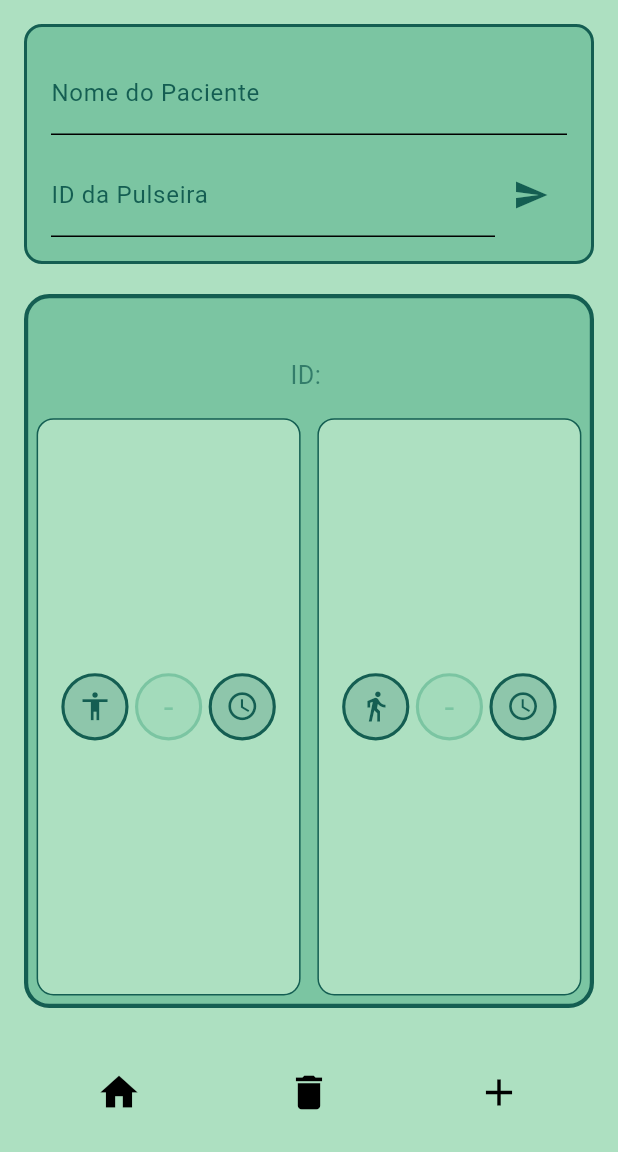
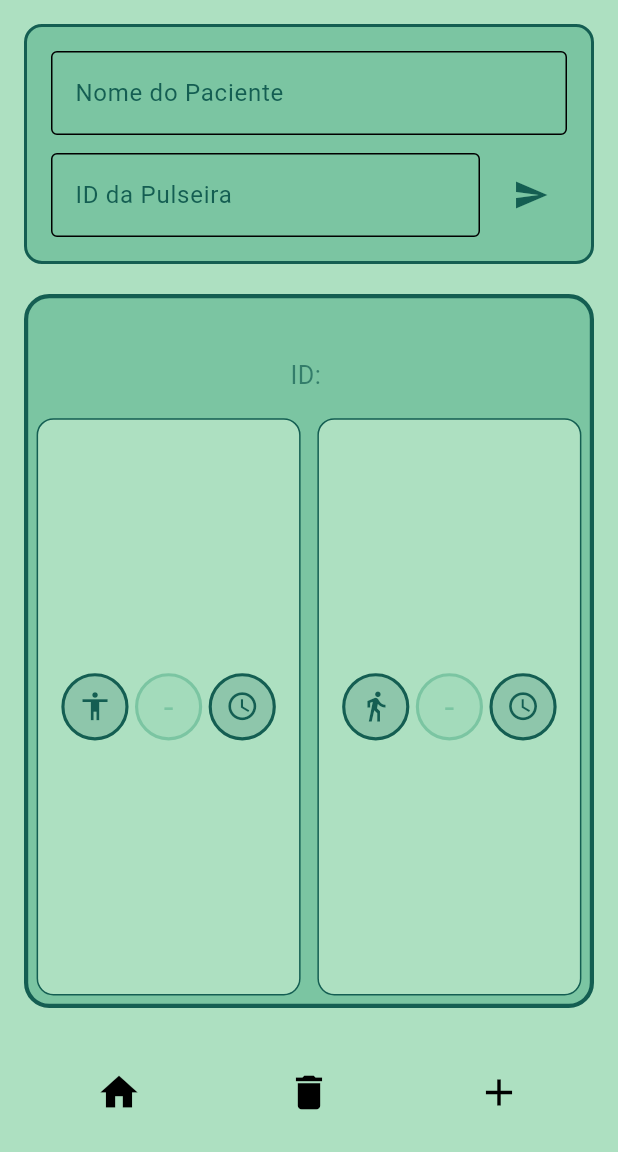
Before and after one commit to GuilhermeBn198/shiftsense, a Flutter app: the screen it shows after launch, item 3 of the bottom bar chosen, after a tap on the "send" icon, on a phone screen of 412 x 824 dp, the part 84-1236 px from its top. Run offline on Flutter 3.47's test engine with Material 3 defaults, Android fonts, the phone set to English and light mode, and no system bars; our stand-ins replace hive, hive_flutter; missing offline and left inert: mqtt_client; accounts and stored records are empty.

Commit message:
feat(app): ligacao mqtt finalizada

```diff
--- a/flutter/shiftsense/lib/main.dart
+++ b/flutter/shiftsense/lib/main.dart
@@ -1,9 +1,18 @@
 import 'package:flutter/material.dart';
+import 'package:hive_flutter/hive_flutter.dart';
+import 'models/adapters.dart';
+import 'models/pulseira_model.dart';
 import 'pages/home_page.dart';
 import 'pages/landing_page.dart';
 import 'pages/add_pulseiras_page.dart';
 
-void main() => runApp(MyApp());
+void main() async {
+  WidgetsFlutterBinding.ensureInitialized();
+  await Hive.initFlutter();
+  Hive.registerAdapter(PatientDataAdapter());
+  Hive.registerAdapter(SensorInfoAdapter());
+  runApp(MyApp());
+}
 
 class MyApp extends StatelessWidget {
   @override
--- a/flutter/shiftsense/lib/models/pulseira_model.dart
+++ b/flutter/shiftsense/lib/models/pulseira_model.dart
@@ -3,7 +3,7 @@ import 'package:flutter/material.dart';
 class PatientData {
   final String name;
   final String id;
-  final Map<String, dynamic> sensorData;
+  final Map<String, SensorInfo> sensorData;
 
   PatientData({
     required this.name,
--- a/flutter/shiftsense/lib/pages/add_pulseiras_page.dart
+++ b/flutter/shiftsense/lib/pages/add_pulseiras_page.dart
@@ -1,10 +1,11 @@
 import 'dart:convert';
 import 'package:flutter/material.dart';
+import '../services/mqtt_service.dart';
+import '../services/patient_repository.dart';
 import '../widgets/header_bar.dart';
 import '../widgets/footer_bar.dart';
 import '../widgets/patient_data_box.dart';
 import '../models/pulseira_model.dart';
-import '../services/mqtt_service.dart';
 
 class AddPulseirasPage extends StatefulWidget {
   @override
@@ -17,11 +18,17 @@ class _AddPulseirasPageState extends State<AddPulseirasPage> {
   late MQTTService _mqttService;
   SensorInfo? _armData;
   SensorInfo? _legData;
+  final PatientRepository _repository = PatientRepository();
+  bool _isSubscribed = false;
+  bool _mqttConnected = false;
+  bool _connecting = true; // Flag para indicar que está tentando conectar
+  String? _connectionError;
 
   @override
   void initState() {
     super.initState();
     _initializeMQTT();
+    _repository.init(); // Inicializa a box do Hive
   }
 
   void _initializeMQTT() {
@@ -33,20 +40,40 @@ class _AddPulseirasPageState extends State<AddPulseirasPage> {
       port: 8883,
       onMessageReceived: _handleTestData,
     );
-    _mqttService.connect();
+
+    // Inicia a conexão e define um timeout de 30 segundos
+    _mqttService.connect().then((_) {
+      setState(() {
+        _mqttConnected = true;
+        _connecting = false;
+      });
+    }).timeout(Duration(seconds: 30), onTimeout: () {
+      setState(() {
+        _connecting = false;
+        _connectionError = 'Tempo de conexão esgotado (30s). Verifique sua rede e configurações.';
+      });
+      _mqttService.disconnect();
+    }).catchError((e) {
+      setState(() {
+        _connecting = false;
+        _connectionError = 'Erro na conexão MQTT: $e';
+      });
+    });
   }
 
   void _handleTestData(String topic, String message) {
-    setState(() {
     try {
       final jsonData = jsonDecode(message);
-        final direction = jsonData['position'];
-        final timeInPosition = jsonData['time_in_position'];
+      final direction = jsonData['position']?.toString() ?? '-';
+      final duration = jsonData['time_in_position']?.toString() ?? '0';
 
+      setState(() {
         final sensorInfo = SensorInfo(
           direction: direction,
-          duration: '${timeInPosition}s',
-          icon: topic.contains('braco') ? Icons.accessibility : Icons.directions_walk,
+          duration: '${duration}s',
+          icon: topic.contains('braco')
+              ? Icons.accessibility
+              : Icons.directions_walk,
         );
 
         if (topic.contains('braco')) {
@@ -54,31 +81,47 @@ class _AddPulseirasPageState extends State<AddPulseirasPage> {
         } else {
           _legData = sensorInfo;
         }
+      });
     } catch (e) {
-        print('Erro ao decodificar JSON: $e');
+      print('Erro ao processar mensagem: $e');
     }
-    });
   }
 
   void _sendTestSubscription() {
     final patientId = _patientIdController.text;
-    if (patientId.isNotEmpty) {
+    if (patientId.isNotEmpty && !_isSubscribed) {
+      if (!_mqttConnected) {
+        ScaffoldMessenger.of(context).showSnackBar(
+          SnackBar(content: Text('MQTT não está conectado. Aguarde...')),
+        );
+        return;
+      }
       _mqttService.subscribe('$patientId/braco');
       _mqttService.subscribe('$patientId/perna');
+      setState(() => _isSubscribed = true);
     }
   }
 
-  void _confirmAddition() {
+  void _confirmAddition() async {
+    if (_nameController.text.isEmpty || _patientIdController.text.isEmpty) {
+      ScaffoldMessenger.of(context).showSnackBar(
+        SnackBar(content: Text('Preencha todos os campos!')),
+      );
+      return;
+    }
+
     final newPatient = PatientData(
       name: _nameController.text,
       id: _patientIdController.text,
       sensorData: {
-        'braco': _armData ?? SensorInfo(
+        'braco': _armData ??
+            SensorInfo(
               direction: '-',
               duration: '0s',
               icon: Icons.accessibility,
             ),
-        'perna': _legData ?? SensorInfo(
+        'perna': _legData ??
+            SensorInfo(
               direction: '-',
               duration: '0s',
               icon: Icons.directions_walk,
@@ -86,12 +129,21 @@ class _AddPulseirasPageState extends State<AddPulseirasPage> {
       },
     );
 
+    try {
+      await _repository.savePatient(newPatient);
       Navigator.pop(context, newPatient);
+    } catch (e) {
+      ScaffoldMessenger.of(context).showSnackBar(
+        SnackBar(content: Text('Erro ao salvar paciente: $e')),
+      );
+    }
   }
 
   @override
   void dispose() {
     _mqttService.disconnect();
+    _nameController.dispose();
+    _patientIdController.dispose();
     super.dispose();
   }
 
@@ -99,25 +151,31 @@ class _AddPulseirasPageState extends State<AddPulseirasPage> {
   Widget build(BuildContext context) {
     return Scaffold(
       appBar: HeaderBar(showLogo: true),
-      backgroundColor: Color(0xFFade0c1),
-      body: Padding(
-        padding: EdgeInsets.all(16),
+      backgroundColor: const Color(0xFFade0c1),
+      body: _connecting
+          ? Center(child: CircularProgressIndicator())
+          : _connectionError != null
+              ? Center(child: Text(_connectionError!))
+              : Padding(
+                  padding: const EdgeInsets.all(16),
                   child: Column(
                     children: [
                       _buildInputForm(),
-            SizedBox(height: 20),
+                      const SizedBox(height: 20),
                       Expanded(
                         child: PatientDataBox(
                           patient: PatientData(
                             name: _nameController.text,
                             id: _patientIdController.text,
                             sensorData: {
-                    'braco': _armData ?? SensorInfo(
+                              'braco': _armData ??
+                                  SensorInfo(
                                     direction: '-',
                                     duration: '0s',
                                     icon: Icons.accessibility,
                                   ),
-                    'perna': _legData ?? SensorInfo(
+                              'perna': _legData ??
+                                  SensorInfo(
                                     direction: '-',
                                     duration: '0s',
                                     icon: Icons.directions_walk,
@@ -142,35 +200,41 @@ class _AddPulseirasPageState extends State<AddPulseirasPage> {
   Widget _buildInputForm() {
     return Container(
       decoration: BoxDecoration(
-        color: Color(0xFF7bc5a2),
+        color: const Color(0xFF7bc5a2),
         borderRadius: BorderRadius.circular(12),
-        border: Border.all(color: Color(0xFF145e52), width: 2),
+        border: Border.all(color: const Color(0xFF145e52), width: 2),
       ),
-      padding: EdgeInsets.all(16),
+      padding: const EdgeInsets.all(16),
       child: Column(
         children: [
           TextField(
             controller: _nameController,
-            decoration: InputDecoration(
+            decoration: const InputDecoration(
               labelText: 'Nome do Paciente',
               labelStyle: TextStyle(color: Color(0xFF145e52)),
+              border: OutlineInputBorder(),
             ),
           ),
-          SizedBox(height: 12),
+          const SizedBox(height: 12),
           Row(
             children: [
               Expanded(
                 child: TextField(
                   controller: _patientIdController,
-                  decoration: InputDecoration(
+                  decoration: const InputDecoration(
                     labelText: 'ID da Pulseira',
                     labelStyle: TextStyle(color: Color(0xFF145e52)),
+                    border: OutlineInputBorder(),
                   ),
                 ),
               ),
+              const SizedBox(width: 10),
               IconButton(
-                icon: Icon(Icons.send, color: Color(0xFF145e52)),
-                onPressed: _sendTestSubscription,
+                icon: Icon(
+                  Icons.send,
+                  color: _isSubscribed ? Colors.grey : const Color(0xFF145e52),
+                ),
+                onPressed: _isSubscribed ? null : _sendTestSubscription,
               ),
             ],
           ),
--- a/flutter/shiftsense/lib/pages/landing_page.dart
+++ b/flutter/shiftsense/lib/pages/landing_page.dart
@@ -1,6 +1,9 @@
+import 'dart:async';
 import 'dart:convert';
 import 'package:flutter/material.dart';
+import 'package:hive/hive.dart';
 import '../services/mqtt_service.dart';
+import '../services/patient_repository.dart';
 import '../widgets/patient_data_box.dart';
 import '../widgets/header_bar.dart';
 import '../widgets/footer_bar.dart';
@@ -12,18 +15,42 @@ class LandingPage extends StatefulWidget {
 }
 
 class _LandingPageState extends State<LandingPage> {
-  final List<PatientData> _patients = [];
+  final PatientRepository _repository = PatientRepository();
+  List<PatientData> _patients = [];
   late MQTTService _mqttService;
   bool _showDelete = false;
+  bool _mqttConnected = false;
+  bool _loading = true;
+  String? _errorMessage;
   final Map<String, List<String>> _subscriptions = {};
 
   @override
   void initState() {
     super.initState();
-    _initializeMQTT();
+    _initializeServices();
   }
 
-  void _initializeMQTT() {
+  Future<void> _initializeServices() async {
+    try {
+      await _repository.init();
+      await _loadPatients();
+      await _initializeMQTT();
+    } catch (e) {
+      setState(() {
+        _errorMessage = 'Erro ao inicializar: $e';
+        _loading = false;
+      });
+    }
+  }
+
+  Future<void> _loadPatients() async {
+    final patients = await _repository.getAllPatients();
+    setState(() {
+      _patients = patients;
+    });
+  }
+
+  Future<void> _initializeMQTT() async {
     _mqttService = MQTTService(
       server: '07356c1b41e34d65a6152a202151c24d.s1.eu.hivemq.cloud',
       clientId: 'flutter_client_${DateTime.now().millisecondsSinceEpoch}',
@@ -32,46 +59,83 @@ class _LandingPageState extends State<LandingPage> {
       port: 8883,
       onMessageReceived: _handleMQTTMessage,
     );
-    _mqttService.connect();
+
+    try {
+      await _mqttService.connect();
+      setState(() {
+        _mqttConnected = true;
+        _loading = false;
+      });
+
+      // Inscreve nos tópicos dos pacientes existentes
+      for (final patient in _patients) {
+        _subscribeToPatientTopics(patient.id);
+      }
+    } catch (e) {
+      setState(() {
+        _errorMessage = 'Erro na conexão MQTT: $e';
+        _loading = false;
+      });
+    }
   }
 
-  void _handleMQTTMessage(String topic, String message) {
-    setState(() {
+  void _handleMQTTMessage(String topic, String message) async {
+    try {
+      final jsonData = jsonDecode(message);
       final parts = topic.split('/');
       if (parts.length != 2) return;
 
       final patientId = parts[0];
       final limb = parts[1];
 
+      // Procura o paciente ou cria um novo
+      PatientData existingPatient;
       try {
-        final jsonData = jsonDecode(message);
-        final direction = jsonData['position'];
-        final timeInPosition = jsonData['time_in_position'];
-
-        // Procura o paciente ou cria um novo se não existir
-        final existingPatient = _patients.firstWhere(
-          (p) => p.id == patientId,
-          orElse: () {
-            final newPatient = PatientData(
-              name: 'Paciente $patientId',
-              id: patientId,
-              sensorData: {},
-            );
-            _patients.add(newPatient);
-            _subscribeToPatientTopics(patientId);
-            return newPatient;
+        existingPatient = _patients.firstWhere((p) => p.id == patientId);
+      } catch (e) {
+        existingPatient = PatientData(
+          name: 'Paciente $patientId',
+          id: patientId,
+          sensorData: {
+            'braco': SensorInfo(
+              direction: '-',
+              duration: '0s',
+              icon: Icons.accessibility,
+            ),
+            'perna': SensorInfo(
+              direction: '-',
+              duration: '0s',
+              icon: Icons.directions_walk,
+            ),
           },
         );
+        _patients.add(existingPatient);
+        _subscribeToPatientTopics(patientId);
+      }
 
-        existingPatient.sensorData[limb] = SensorInfo(
-          direction: direction,
-          duration: '${timeInPosition}s',
-          icon: limb == 'braco' ? Icons.accessibility : Icons.directions_walk,
-        );
-      } catch (e) {
-        print('Erro ao decodificar JSON: $e');
-      }
-    });
+      // Atualiza os dados do sensor
+      final updatedPatient = PatientData(
+        name: existingPatient.name,
+        id: existingPatient.id,
+        sensorData: Map<String, SensorInfo>.from(existingPatient.sensorData),
+      );
+
+      updatedPatient.sensorData[limb] = SensorInfo(
+        direction: jsonData['position'],
+        duration: '${jsonData['time_in_position']}s',
+        icon: limb == 'braco'
+            ? Icons.accessibility
+            : Icons.directions_walk,
+      );
+
+      await _repository.savePatient(updatedPatient);
+
+      setState(() {
+        _patients = _patients.map((p) => p.id == patientId ? updatedPatient : p).toList();
+      });
+    } catch (e) {
+      print('Erro ao processar mensagem: $e');
+    }
   }
 
   void _subscribeToPatientTopics(String patientId) {
@@ -88,21 +152,13 @@ class _LandingPageState extends State<LandingPage> {
   }
 
   void _toggleDeleteMode() {
-    setState(() {
-      _showDelete = !_showDelete;
-    });
+    setState(() => _showDelete = !_showDelete);
   }
 
-  void _deletePatient(int index) {
+  void _deletePatient(int index) async {
     final patientId = _patients[index].id;
-    _subscriptions[patientId]?.forEach((topic) {
-      _mqttService.unsubscribe(topic);
-    });
-    _subscriptions.remove(patientId);
-
-    setState(() {
-      _patients.removeAt(index);
-    });
+    await _repository.deletePatient(patientId);
+    setState(() => _patients.removeAt(index));
   }
 
   @override
@@ -113,12 +169,40 @@ class _LandingPageState extends State<LandingPage> {
 
   @override
   Widget build(BuildContext context) {
+    if (_loading) {
+      return Scaffold(
+        backgroundColor: const Color(0xFFade0c1),
+        body: Center(
+          child: Column(
+            mainAxisAlignment: MainAxisAlignment.center,
+            children: [
+              CircularProgressIndicator(),
+              SizedBox(height: 20),
+              Text('Conectando ao MQTT...'),
+            ],
+          ),
+        ),
+      );
+    }
+
+    if (_errorMessage != null) {
+      return Scaffold(
+        backgroundColor: const Color(0xFFade0c1),
+        body: Center(
+          child: Text(
+            _errorMessage!,
+            style: TextStyle(color: Colors.red),
+          ),
+        ),
+      );
+    }
+
     return Scaffold(
       appBar: HeaderBar(showLogo: true),
-      backgroundColor: Color(0xFFade0c1),
+      backgroundColor: const Color(0xFFade0c1),
       body: GridView.builder(
-        padding: EdgeInsets.all(16),
-        gridDelegate: SliverGridDelegateWithFixedCrossAxisCount(
+        padding: const EdgeInsets.all(16),
+        gridDelegate: const SliverGridDelegateWithFixedCrossAxisCount(
           crossAxisCount: 2,
           mainAxisSpacing: 12,
           crossAxisSpacing: 12,
@@ -138,12 +222,12 @@ class _LandingPageState extends State<LandingPage> {
                 child: GestureDetector(
                   onTap: () => _deletePatient(index),
                   child: Container(
-                    decoration: BoxDecoration(
+                    decoration: const BoxDecoration(
                       color: Colors.red,
                       shape: BoxShape.circle,
                     ),
-                    padding: EdgeInsets.all(4),
-                    child: Icon(
+                    padding: const EdgeInsets.all(4),
+                    child: const Icon(
                       Icons.close,
                       color: Colors.white,
                       size: 20,
--- a/flutter/shiftsense/lib/services/mqtt_service.dart
+++ b/flutter/shiftsense/lib/services/mqtt_service.dart
@@ -1,47 +1,53 @@
+import 'dart:io';
 import 'package:mqtt_client/mqtt_client.dart';
 import 'package:mqtt_client/mqtt_server_client.dart';
 
 class MQTTService {
-  final MqttServerClient client;
+  late MqttServerClient client;
   final Function(String topic, String message) onMessageReceived;
+  final String server;
+  final String clientId;
   final String username;
   final String password;
+  final int port;
 
   MQTTService({
     required this.onMessageReceived,
-    required String server,
-    required String clientId,
-    this.username = '',
-    this.password = '',
-    int port = 1883,
-  }) : client = MqttServerClient.withPort(server, clientId, port);
+    required this.server,
+    required this.clientId,
+    required this.username,
+    required this.password,
+    required this.port,
+  });
 
   Future<void> connect() async {
+    client = MqttServerClient.withPort(server, clientId, port);
     client.logging(on: true);
     client.keepAlivePeriod = 30;
-    // Se a porta for 8883, habilitamos a conexão segura
-    if (client.port == 8883) {
-      client.secure = true;
-    }
-    client.setProtocolV311();
+    client.secure = true;
+    client.securityContext = SecurityContext.defaultContext;
 
+    // Corrigindo a mensagem de conexão
     final connMessage = MqttConnectMessage()
-        .withClientIdentifier(client.clientIdentifier)
-        .startClean();
+        .authenticateAs(username, password)
+        .withClientIdentifier(clientId)
+        .startClean(); // Removido withWillTopic não essencial
+
+    // Configuração adicional para evitar nulls
     client.connectionMessage = connMessage;
+    client.autoReconnect = true;
 
     try {
-      await client.connect(username, password);
-      // Se desejar, pode remover a inscrição global em '#' e gerenciar tópicos individualmente
-      // client.subscribe('#', MqttQos.atMostOnce);
+      await client.connect();
       client.updates!.listen((List<MqttReceivedMessage<MqttMessage>> c) {
         final recvMsg = c[0].payload as MqttPublishMessage;
         final payload = String.fromCharCodes(recvMsg.payload.message);
         onMessageReceived(c[0].topic, payload);
       });
     } catch (e) {
-      print('Exception: $e');
+      print('Erro de conexão: $e');
       client.disconnect();
+      rethrow;
     }
   }
 
--- /dev/null
+++ b/flutter/shiftsense/lib/services/patient_repository.dart
@@ -0,0 +1,32 @@
+import 'package:hive/hive.dart';
+import '../models/pulseira_model.dart';
+
+class PatientRepository {
+  static const String _boxName = 'patients';
+
+  /// Inicializa o Hive (caso ainda não tenha sido aberto) e abre a box de pacientes.
+  Future<void> init() async {
+    if (!Hive.isBoxOpen(_boxName)) {
+      // Certifique-se de já ter chamado Hive.init() no main.dart antes de usar.
+      await Hive.openBox<PatientData>(_boxName);
+    }
+  }
+
+  /// Salva (ou atualiza) um paciente na box usando seu ID como chave.
+  Future<void> savePatient(PatientData patient) async {
+    final box = Hive.box<PatientData>(_boxName);
+    await box.put(patient.id, patient);
+  }
+
+  /// Retorna todos os pacientes armazenados na box.
+  Future<List<PatientData>> getAllPatients() async {
+    final box = Hive.box<PatientData>(_boxName);
+    return box.values.toList().cast<PatientData>();
+  }
+
+  /// Exclui um paciente a partir do seu ID.
+  Future<void> deletePatient(String id) async {
+    final box = Hive.box<PatientData>(_boxName);
+    await box.delete(id);
+  }
+}
--- a/flutter/shiftsense/lib/widgets/patient_data_box.dart
+++ b/flutter/shiftsense/lib/widgets/patient_data_box.dart
@@ -74,28 +74,18 @@ class PatientDataBox extends StatelessWidget {
     );
   }
 
-  IconData _getDirectionIcon(String direction) {
-    switch (direction.toLowerCase()) {
-      case 'up':
-        return Icons.arrow_upward;
-      case 'down':
-        return Icons.arrow_downward;
-      case 'left':
-        return Icons.arrow_back;
-      case 'right':
-        return Icons.arrow_forward;
-      case 'upleft':
-        return Icons.arrow_back;
-      case 'upright':
-        return Icons.arrow_forward;
-      case 'downleft':
-        return Icons.arrow_back;
-      case 'downright':
-        return Icons.arrow_forward;
-      default:
-        return Icons.help_outline;
-    }
-  }
+IconData _getDirectionIcon(String direction) {
+  final dir = direction.toLowerCase();
+  if (dir.contains('pra cima')) return Icons.arrow_upward;
+  if (dir.contains('pra baixo')) return Icons.arrow_downward;
+  if (dir.contains('pra esquerda')) return Icons.arrow_back;
+  if (dir.contains('pra direita')) return Icons.arrow_forward;
+  if (dir.contains('pra cima / pra esquerda')) return Icons.arrow_back;
+  if (dir.contains('pra cima / pra direita')) return Icons.arrow_forward;
+  if (dir.contains('pra baixo / pra direita')) return Icons.arrow_back;
+  if (dir.contains('pra baixo / pra esquerda')) return Icons.arrow_forward;
+  return Icons.help_outline; //nao identificou posicao
+}
 
   @override
   Widget build(BuildContext context) {
```
Also changed, not shown: flutter/shiftsense/lib/models/adapters.dart (added, +64 -0 lines), flutter/shiftsense/pubspec.yaml (+4 -8 lines), flutter/shiftsense/pubspec.lock, 1 other file. Lines whose indentation alone changed are shown as unchanged.
